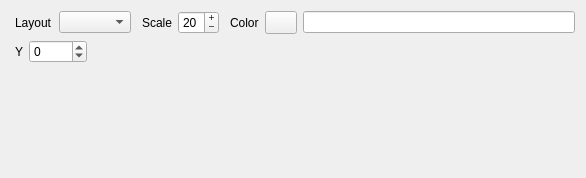
First picture: the form in src/components/original.ui, repository djfun/audio-visualizer-python, before the edit.
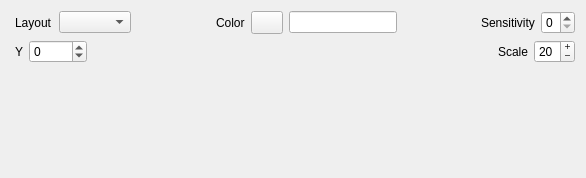
Second picture: the form after the edit.

Commit message: Add sensitivity option to classic visualizer Allows to decide how balanced the up/down smoothing is. The default (0) is the same as before; increasing sensitivity makes the up/down values closer to each other (less smooth, more sensitive)

Patch:
```diff
--- a/src/components/original.ui
+++ b/src/components/original.ui
@@ -47,43 +47,7 @@
         <enum>Qt::Horizontal</enum>
        </property>
        <property name="sizeType">
-        <enum>QSizePolicy::Fixed</enum>
-       </property>
-       <property name="sizeHint" stdset="0">
-        <size>
-         <width>5</width>
-         <height>20</height>
-        </size>
-       </property>
-      </spacer>
-     </item>
-     <item>
-      <widget class="QLabel" name="label">
-       <property name="text">
-        <string>Scale</string>
-       </property>
-      </widget>
-     </item>
-     <item>
-      <widget class="QSpinBox" name="spinBox_scale">
-       <property name="buttonSymbols">
-        <enum>QAbstractSpinBox::PlusMinus</enum>
-       </property>
-       <property name="minimum">
-        <number>1</number>
-       </property>
-       <property name="value">
-        <number>20</number>
-       </property>
-      </widget>
-     </item>
-     <item>
-      <spacer name="horizontalSpacer">
-       <property name="orientation">
-        <enum>Qt::Horizontal</enum>
-       </property>
-       <property name="sizeType">
-        <enum>QSizePolicy::Fixed</enum>
+        <enum>QSizePolicy::MinimumExpanding</enum>
        </property>
        <property name="sizeHint" stdset="0">
         <size>
@@ -122,6 +86,33 @@
      <item>
       <widget class="QLineEdit" name="lineEdit_visColor"/>
      </item>
+     <item>
+      <spacer name="horizontalSpacer_2">
+       <property name="orientation">
+        <enum>Qt::Horizontal</enum>
+       </property>
+       <property name="sizeHint" stdset="0">
+        <size>
+         <width>40</width>
+         <height>20</height>
+        </size>
+       </property>
+      </spacer>
+     </item>
+     <item>
+      <widget class="QLabel" name="label_3">
+       <property name="text">
+        <string>Sensitivity</string>
+       </property>
+      </widget>
+     </item>
+     <item>
+      <widget class="QSpinBox" name="spinBox_smooth">
+       <property name="maximum">
+        <number>5</number>
+       </property>
+      </widget>
+     </item>
     </layout>
    </item>
    <item>
@@ -156,7 +147,7 @@
       </widget>
      </item>
      <item>
-      <spacer name="horizontalSpacer_2">
+      <spacer name="horizontalSpacer_3">
        <property name="orientation">
         <enum>Qt::Horizontal</enum>
        </property>
@@ -165,12 +156,32 @@
        </property>
        <property name="sizeHint" stdset="0">
         <size>
-         <width>5</width>
+         <width>40</width>
          <height>20</height>
         </size>
        </property>
       </spacer>
      </item>
+     <item>
+      <widget class="QLabel" name="label">
+       <property name="text">
+        <string>Scale</string>
+       </property>
+      </widget>
+     </item>
+     <item>
+      <widget class="QSpinBox" name="spinBox_scale">
+       <property name="buttonSymbols">
+        <enum>QAbstractSpinBox::PlusMinus</enum>
+       </property>
+       <property name="minimum">
+        <number>1</number>
+       </property>
+       <property name="value">
+        <number>20</number>
+       </property>
+      </widget>
+     </item>
     </layout>
    </item>
    <item>
```
The commit also changes 1 other file.
